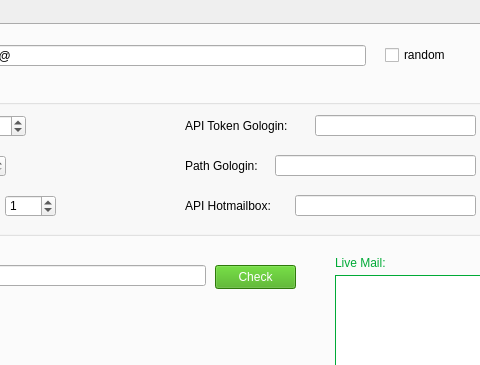
Qt form test.ui (AELONG2001/ToolRegCloneTiktok-Python) before a commit; both pictures show x 213 to 693 and y 0 to 365 of the 1256 by 579 pixel window.
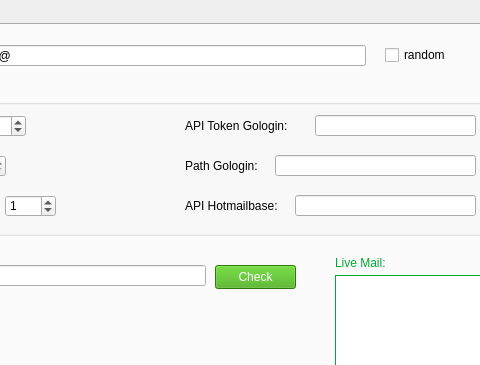
The same form after that commit. The open tabs and pages were chosen to show the change. Icons and pictures are not drawn.

The edit to the form file:
```diff
--- a/test.ui
+++ b/test.ui
@@ -761,7 +761,7 @@
         </rect>
        </property>
        <property name="text">
-        <string>API Hotmailbox:</string>
+        <string>API Hotmailbase:</string>
        </property>
       </widget>
       <widget class="QLabel" name="export_account_format">
```
